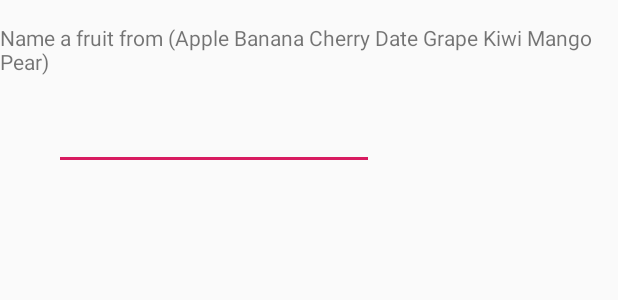
After one commit to Abyfall/MeteoDemoAndroid, an Android app: the layout activity_add_city.xml on its own in the app's theme, with its tools: preview values and no code run, on a phone screen of 412 x 824 dp. The commit adds this screen. Shown: the top 300 px of the screen. Run offline under Robolectric (Android 15) with nearby library versions, the light colour scheme and no system bars; network calls fail.

Commit message:
Search autcomplete générique dans une autre activité

```diff
--- /dev/null
+++ b/app/src/main/res/layout/activity_add_city.xml
@@ -0,0 +1,32 @@
+<?xml version="1.0" encoding="utf-8"?>
+<RelativeLayout xmlns:android="http://schemas.android.com/apk/res/android"
+    xmlns:app="http://schemas.android.com/apk/res-auto"
+    xmlns:tools="http://schemas.android.com/tools"
+    android:layout_width="match_parent"
+    android:layout_height="match_parent"
+    tools:context=".AddCity">
+
+
+    <TextView
+        android:id="@+id/textView"
+        android:layout_width="wrap_content"
+        android:layout_height="wrap_content"
+        android:layout_alignParentLeft="true"
+        android:layout_alignParentTop="true"
+        android:layout_marginTop="15dp"
+        android:text="Name a fruit from (Apple Banana Cherry Date Grape Kiwi Mango Pear)" />
+
+    <AutoCompleteTextView
+        android:id="@+id/autoCompleteTextView"
+        android:layout_width="wrap_content"
+        android:layout_height="wrap_content"
+        android:layout_alignParentLeft="true"
+        android:layout_below="@+id/textView"
+        android:layout_marginLeft="36dp"
+        android:layout_marginTop="17dp"
+        android:ems="10"
+        android:text="">
+
+        <requestFocus />
+    </AutoCompleteTextView>
+</RelativeLayout>
--- a/app/src/main/res/menu/drawer_menu.xml
+++ b/app/src/main/res/menu/drawer_menu.xml
@@ -6,11 +6,10 @@
     tools:context=".MainActivity">
 
     <item
-        android:id="@+id/app_bar_search"
+        android:id="@+id/add_city"
         android:icon="@drawable/ic_search_black_24dp"
         android:title="@string/search_city"
-        app:showAsAction="collapseActionView|ifRoom"
-        app:actionViewClass="android.support.v7.widget.SearchView" />
+        app:showAsAction="always"/>
 
     <item
         android:id="@+id/local_weather"
```
Also changed, not shown: app/src/main/AndroidManifest.xml (+10 -5 lines), app/src/main/java/com/chretimi/meteo/AddCity.java (added, +25 -0 lines), app/src/main/java/com/chretimi/meteo/MainActivity.java (+11 -28 lines), 258 other files.
